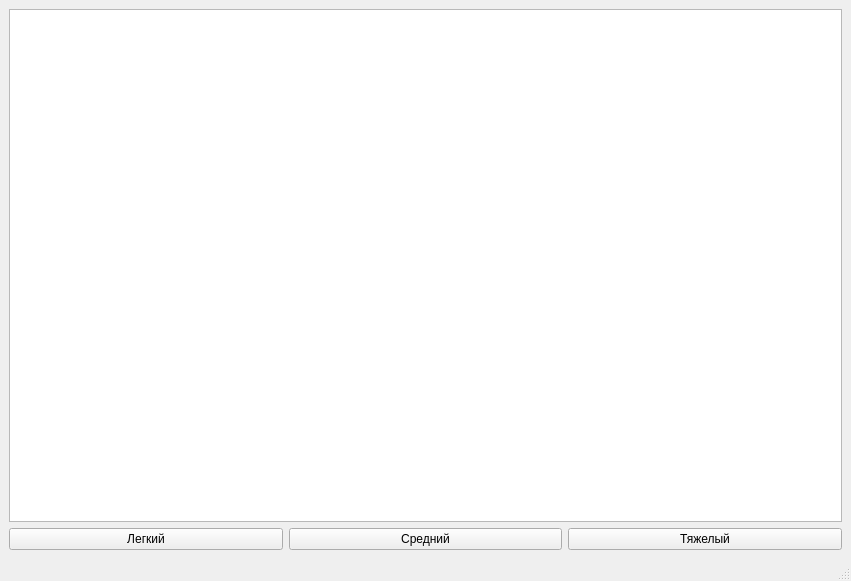
Before: the Qt Designer form sudoku.ui in a-simanov/Sudoku, drawn with Qt 5.
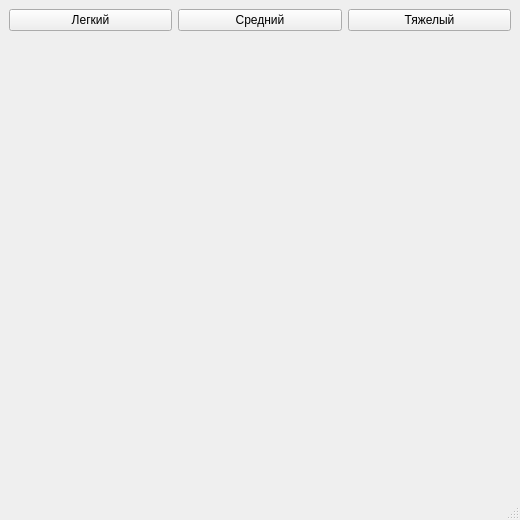
After: the same form once the commit is applied.

The edit to the form file:
```diff
--- a/sudoku.ui
+++ b/sudoku.ui
@@ -6,14 +6,20 @@
    <rect>
     <x>0</x>
     <y>0</y>
-    <width>851</width>
-    <height>581</height>
+    <width>520</width>
+    <height>520</height>
    </rect>
   </property>
   <property name="minimumSize">
    <size>
-    <width>500</width>
-    <height>500</height>
+    <width>520</width>
+    <height>520</height>
+   </size>
+  </property>
+  <property name="maximumSize">
+   <size>
+    <width>520</width>
+    <height>520</height>
    </size>
   </property>
   <property name="windowTitle">
@@ -23,31 +29,6 @@
    <layout class="QGridLayout" name="gridLayout_10">
     <item row="0" column="1">
      <layout class="QVBoxLayout" name="verticalLayout">
-      <item>
-       <widget class="QTableWidget" name="tableWidget">
-        <property name="enabled">
-         <bool>true</bool>
-        </property>
-        <property name="rowCount">
-         <number>0</number>
-        </property>
-        <property name="columnCount">
-         <number>0</number>
-        </property>
-        <attribute name="horizontalHeaderVisible">
-         <bool>false</bool>
-        </attribute>
-        <attribute name="horizontalHeaderHighlightSections">
-         <bool>false</bool>
-        </attribute>
-        <attribute name="verticalHeaderVisible">
-         <bool>false</bool>
-        </attribute>
-        <attribute name="verticalHeaderHighlightSections">
-         <bool>false</bool>
-        </attribute>
-       </widget>
-      </item>
       <item>
        <layout class="QGridLayout" name="gridLayout_2">
         <item row="1" column="2">
@@ -75,6 +56,19 @@
       </item>
      </layout>
     </item>
+    <item row="1" column="1">
+     <spacer name="verticalSpacer">
+      <property name="orientation">
+       <enum>Qt::Vertical</enum>
+      </property>
+      <property name="sizeHint" stdset="0">
+       <size>
+        <width>20</width>
+        <height>40</height>
+       </size>
+      </property>
+     </spacer>
+    </item>
    </layout>
   </widget>
   <widget class="QMenuBar" name="menubar">
```
Left out of the diff: 2 changed lines with no effect on the pictures.
